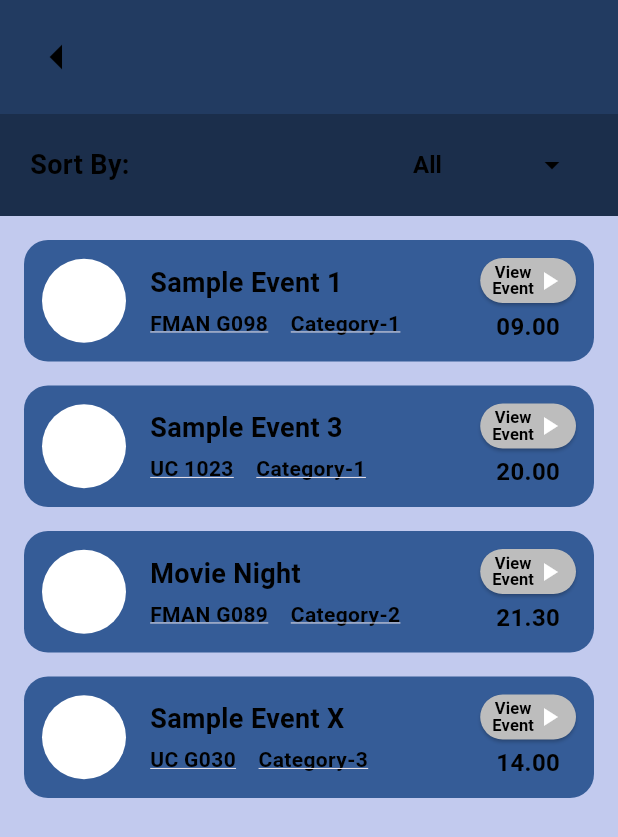
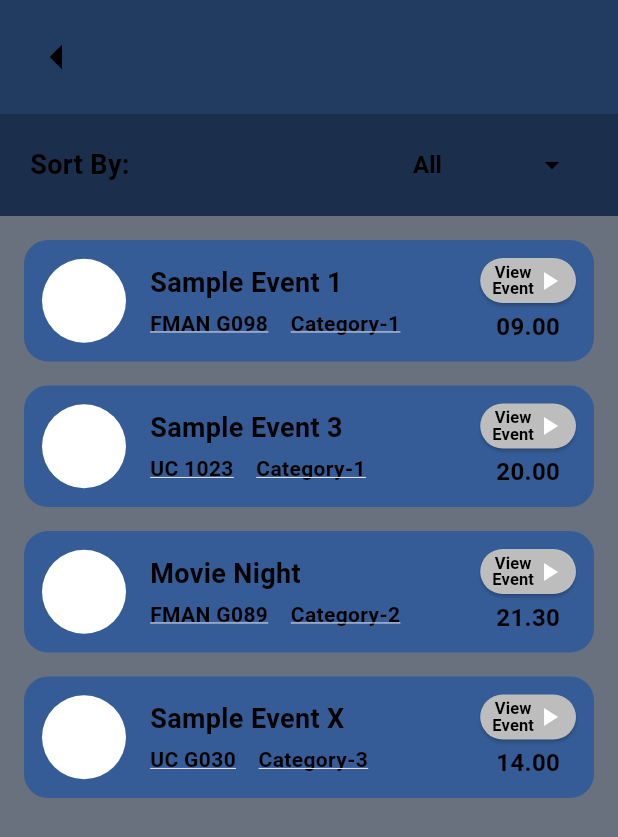
Before and after one commit to DeliMaliBagibala/SUEvent, a Flutter app: the DayEventsScreen screen opened directly with empty values, on a phone screen of 412 x 824 dp. Shown: the top 837 px of the screen. Run offline on Flutter 3.47's test engine with Material 3 defaults, Android fonts, the phone set to English and light mode, and no system bars; our stand-ins replace cloud_firestore, firebase_auth, firebase_core, shared_preferences; accounts and stored records are empty.

Commit message:
minor color edits
Co-Authored-By: ulasdenizz <237601130+ulasdenizz@users.noreply.github.com>

```diff
--- a/lib/home_page.dart
+++ b/lib/home_page.dart
@@ -693,7 +693,7 @@ class EventCard extends StatelessWidget {
                 ),
                 if (onDelete != null && isCreator) // Only show delete button if user is creator
                   IconButton(
-                    icon: const Icon(Icons.delete, color: Colors.redAccent, size: 20),
+                    icon: const Icon(Icons.delete, color: AppColors.textBlack, size: 20),
                     onPressed: onDelete,
                     padding: EdgeInsets.zero,
                     constraints: const BoxConstraints(),
--- a/lib/theme_constants.dart
+++ b/lib/theme_constants.dart
@@ -1,7 +1,7 @@
 import 'package:flutter/material.dart';
 
 class AppColors {
-  static const Color backgroundDark = Color(0xFFC2CAEE);
+  static const Color backgroundDark = Color(0xFF68717D);
   static const Color backgroundHeader = Color(0xFF223B61);
   static const Color cardBackground = Color(0xFF355C97);
   static const Color accentLight = Color(0xFF1B2E4B);
```
Also changed, not shown: lib/profile_page.dart (+4 -4 lines).
